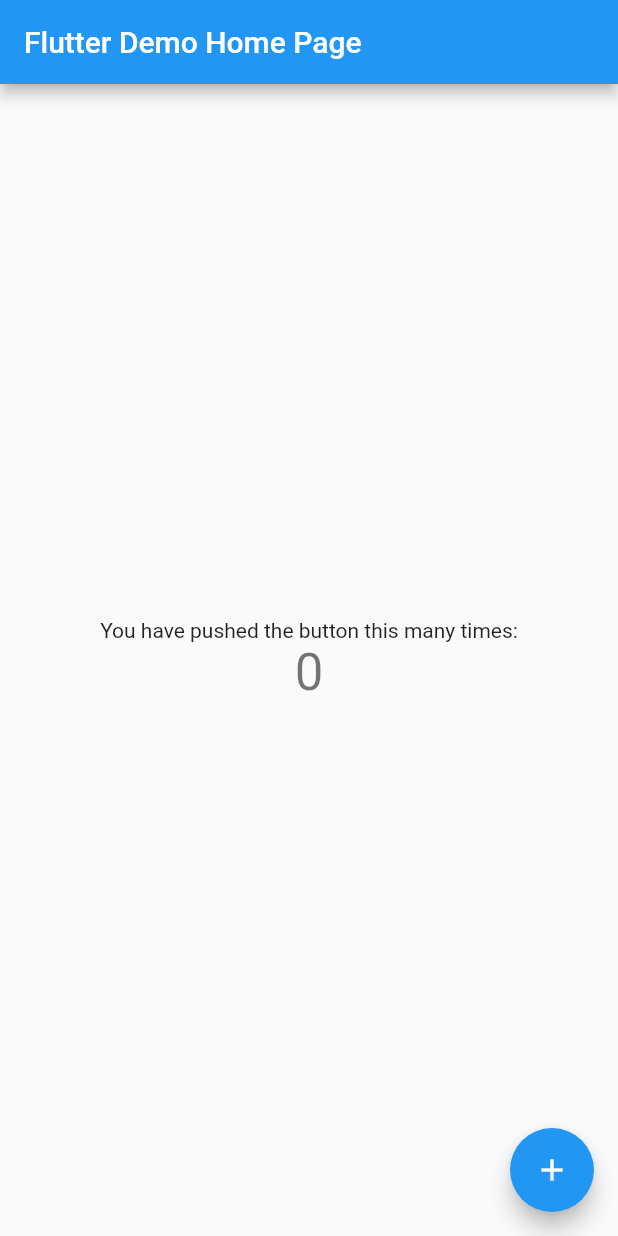
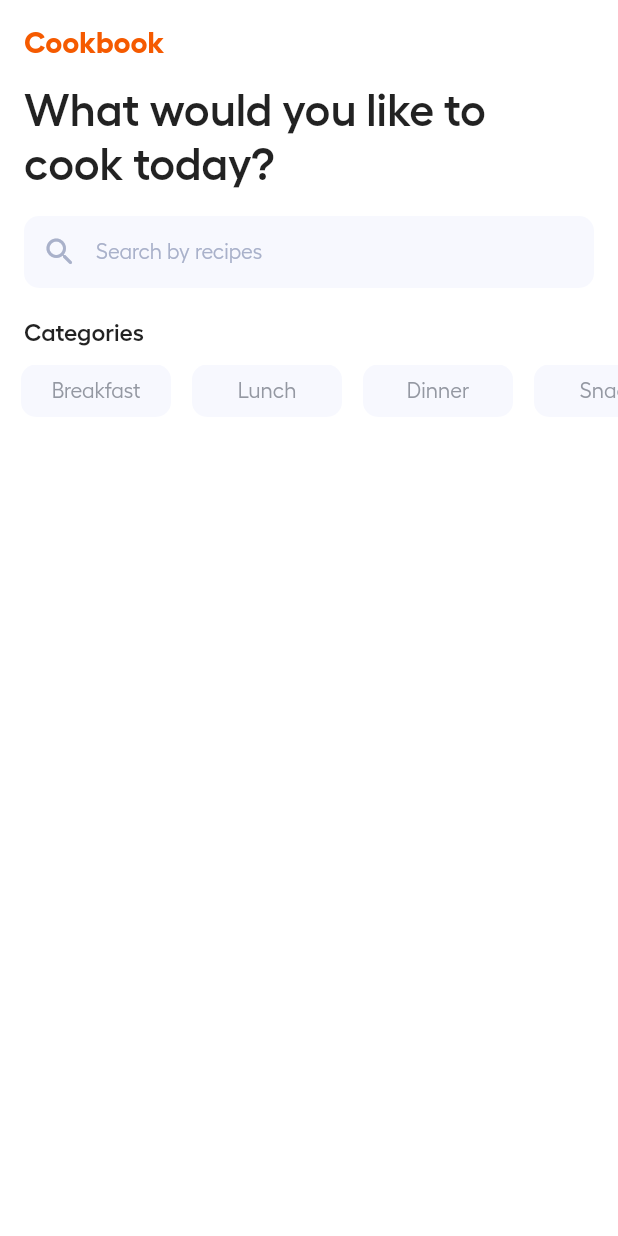
Before and after one commit to yell66w/cookbook, a Flutter app: the screen it shows after launch, on a phone screen of 412 x 824 dp. Run offline on Flutter 3.47's test engine with Material 2 defaults, Android fonts, the phone set to English and light mode, and no system bars.

Commit message:
added heading and categories

```diff
--- a/lib/main.dart
+++ b/lib/main.dart
@@ -1,4 +1,7 @@
+import 'package:cookbook/widgets/category.dart';
+import 'package:cookbook/widgets/searchbar.dart';
 import 'package:flutter/material.dart';
+import 'package:flutter/widgets.dart';
 
 void main() {
   runApp(const MyApp());
@@ -11,105 +14,96 @@ class MyApp extends StatelessWidget {
   @override
   Widget build(BuildContext context) {
     return MaterialApp(
+      debugShowCheckedModeBanner: false,
       title: 'Flutter Demo',
       theme: ThemeData(
-        // This is the theme of your application.
-        //
-        // Try running your application with "flutter run". You'll see the
-        // application has a blue toolbar. Then, without quitting the app, try
-        // changing the primarySwatch below to Colors.green and then invoke
-        // "hot reload" (press "r" in the console where you ran "flutter run",
-        // or simply save your changes to "hot reload" in a Flutter IDE).
-        // Notice that the counter didn't reset back to zero; the application
-        // is not restarted.
-        primarySwatch: Colors.blue,
+        fontFamily: 'Hellix',
+        primaryColor: const Color(0xfff55a00),
+        secondaryHeaderColor: const Color(0xff1f222b),
+        splashColor: const Color(0xfff7f8fe),
+        hintColor: const Color(0xffa9b1ca),
+        primaryColorDark: const Color(0xff9498A2),
+        scaffoldBackgroundColor: Colors.white,
       ),
-      home: const MyHomePage(title: 'Flutter Demo Home Page'),
+      home: const HomePage(),
     );
   }
 }
 
-class MyHomePage extends StatefulWidget {
-  const MyHomePage({Key? key, required this.title}) : super(key: key);
-
-  // This widget is the home page of your application. It is stateful, meaning
-  // that it has a State object (defined below) that contains fields that affect
-  // how it looks.
-
-  // This class is the configuration for the state. It holds the values (in this
-  // case the title) provided by the parent (in this case the App widget) and
-  // used by the build method of the State. Fields in a Widget subclass are
-  // always marked "final".
-
-  final String title;
-
-  @override
-  State<MyHomePage> createState() => _MyHomePageState();
-}
-
-class _MyHomePageState extends State<MyHomePage> {
-  int _counter = 0;
-
-  void _incrementCounter() {
-    setState(() {
-      // This call to setState tells the Flutter framework that something has
-      // changed in this State, which causes it to rerun the build method below
-      // so that the display can reflect the updated values. If we changed
-      // _counter without calling setState(), then the build method would not be
-      // called again, and so nothing would appear to happen.
-      _counter++;
-    });
-  }
+class HomePage extends StatelessWidget {
+  const HomePage({Key? key}) : super(key: key);
 
   @override
   Widget build(BuildContext context) {
-    // This method is rerun every time setState is called, for instance as done
-    // by the _incrementCounter method above.
-    //
-    // The Flutter framework has been optimized to make rerunning build methods
-    // fast, so that you can just rebuild anything that needs updating rather
-    // than having to individually change instances of widgets.
     return Scaffold(
-      appBar: AppBar(
-        // Here we take the value from the MyHomePage object that was created by
-        // the App.build method, and use it to set our appbar title.
-        title: Text(widget.title),
-      ),
-      body: Center(
-        // Center is a layout widget. It takes a single child and positions it
-        // in the middle of the parent.
-        child: Column(
-          // Column is also a layout widget. It takes a list of children and
-          // arranges them vertically. By default, it sizes itself to fit its
-          // children horizontally, and tries to be as tall as its parent.
-          //
-          // Invoke "debug painting" (press "p" in the console, choose the
-          // "Toggle Debug Paint" action from the Flutter Inspector in Android
-          // Studio, or the "Toggle Debug Paint" command in Visual Studio Code)
-          // to see the wireframe for each widget.
-          //
-          // Column has various properties to control how it sizes itself and
-          // how it positions its children. Here we use mainAxisAlignment to
-          // center the children vertically; the main axis here is the vertical
-          // axis because Columns are vertical (the cross axis would be
-          // horizontal).
-          mainAxisAlignment: MainAxisAlignment.center,
-          children: <Widget>[
-            const Text(
-              'You have pushed the button this many times:',
+        appBar: AppBar(
+          title: Text(
+            "Cookbook",
+            style: TextStyle(
+                fontWeight: FontWeight.w700,
+                fontSize: 20,
+                color: Theme.of(context).primaryColor),
+          ),
+          elevation: 0,
+          backgroundColor: Colors.white,
+        ),
+        body: Column(
+          crossAxisAlignment: CrossAxisAlignment.start,
+          children: [
+            Padding(
+              padding: const EdgeInsets.symmetric(horizontal: 16),
+              child: Column(
+                children: const [
+                  Text(
+                    "What would you like to cook today?",
+                    style: TextStyle(
+                      fontWeight: FontWeight.w600,
+                      fontSize: 30,
+                    ),
+                  ),
+                  SizedBox(
+                    height: 16,
+                  ),
+                  Searchbar(),
+                ],
+              ),
             ),
-            Text(
-              '$_counter',
-              style: Theme.of(context).textTheme.headline4,
+            const SizedBox(
+              height: 20,
+            ),
+            Column(
+              crossAxisAlignment: CrossAxisAlignment.start,
+              children: [
+                const Padding(
+                  padding: EdgeInsets.symmetric(horizontal: 16.0),
+                  child: Text(
+                    "Categories",
+                    style: TextStyle(
+                      fontWeight: FontWeight.w600,
+                      fontSize: 16,
+                    ),
+                  ),
+                ),
+                const SizedBox(
+                  height: 12,
+                ),
+                SizedBox(
+                  height: 35,
+                  child: ListView(
+                    scrollDirection: Axis.horizontal,
+                    children: const [
+                      Category(
+                        title: "Breakfast",
+                      ),
+                      Category(title: "Lunch"),
+                      Category(title: "Dinner"),
+                      Category(title: "Snack"),
+                    ],
+                  ),
+                )
+              ],
             ),
           ],
-        ),
-      ),
-      floatingActionButton: FloatingActionButton(
-        onPressed: _incrementCounter,
-        tooltip: 'Increment',
-        child: const Icon(Icons.add),
-      ), // This trailing comma makes auto-formatting nicer for build methods.
-    );
+        ));
   }
 }
--- /dev/null
+++ b/lib/widgets/category.dart
@@ -0,0 +1,27 @@
+import 'package:flutter/material.dart';
+
+class Category extends StatelessWidget {
+  const Category({Key? key, this.title = 'Lunch'}) : super(key: key);
+
+  final String title;
+
+  @override
+  Widget build(BuildContext context) {
+    return Container(
+      width: 100.0,
+      decoration: BoxDecoration(
+        color: Theme.of(context).splashColor,
+        borderRadius: BorderRadius.circular(10),
+      ),
+      margin: const EdgeInsets.only(left: 14),
+      child: Center(
+        child: Text(
+          title,
+          style: TextStyle(
+              color: Theme.of(context).primaryColorDark,
+              fontWeight: FontWeight.normal),
+        ),
+      ),
+    );
+  }
+}
--- /dev/null
+++ b/lib/widgets/searchbar.dart
@@ -0,0 +1,32 @@
+import 'package:flutter/material.dart';
+
+class Searchbar extends StatelessWidget {
+  const Searchbar({
+    Key? key,
+  }) : super(key: key);
+
+  @override
+  Widget build(BuildContext context) {
+    return TextField(
+      style: const TextStyle(fontSize: 14),
+      decoration: InputDecoration(
+        filled: true,
+        prefixIcon: IconButton(
+            onPressed: () {},
+            icon: Icon(
+              Icons.search_rounded,
+              color: Theme.of(context).hintColor,
+            )),
+        fillColor: Theme.of(context).splashColor,
+        border: OutlineInputBorder(
+            borderRadius: BorderRadius.circular(10.0),
+            borderSide: BorderSide.none),
+        hintText: 'Search by recipes',
+        hintStyle: TextStyle(
+          color: Theme.of(context).hintColor,
+        ),
+        contentPadding: const EdgeInsets.symmetric(vertical: 10),
+      ),
+    );
+  }
+}
```
Also changed, not shown: pubspec.yaml (+13 -15 lines), fonts/Hellix-Black.ttf (added), fonts/Hellix-Bold.ttf (added), fonts/Hellix-ExtraBold.ttf (added), fonts/Hellix-Light.ttf (added), fonts/Hellix-Medium.ttf (added), fonts/Hellix-Regular.ttf (added), fonts/Hellix-SemiBold.ttf (added), fonts/Hellix-Thin.ttf (added).
